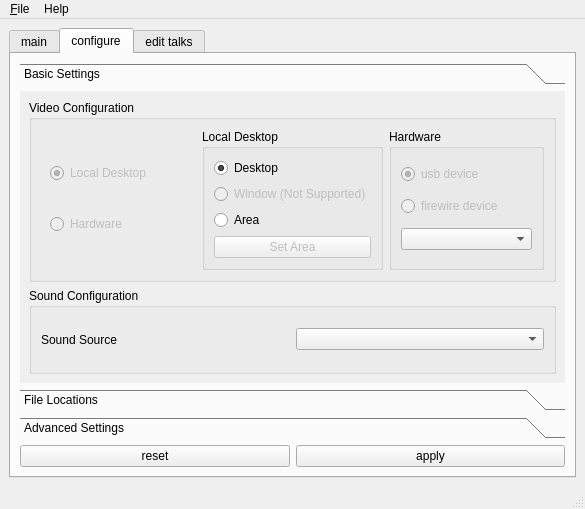
First picture: the form in src/forms/freeseer_ui_qt.ui, repository Freeseer/freeseer, before the edit.
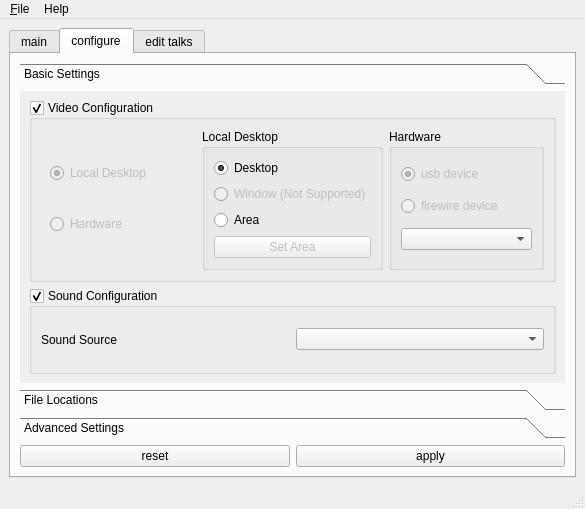
Second picture: the form after the edit. The open tabs and pages were chosen to show the change. Icons and pictures are not drawn.

Commit message: Added skeleton code to allow frontend to enable/disable recording video.

```diff
--- a/src/forms/freeseer_ui_qt.ui
+++ b/src/forms/freeseer_ui_qt.ui
@@ -177,6 +177,9 @@
               <property name="title">
                <string>Video Configuration</string>
               </property>
+              <property name="checkable">
+               <bool>true</bool>
+              </property>
               <layout class="QHBoxLayout" name="horizontalLayout">
                <item>
                 <widget class="QWidget" name="widget" native="true">
@@ -355,6 +358,9 @@
               <property name="title">
                <string>Sound Configuration</string>
               </property>
+              <property name="checkable">
+               <bool>true</bool>
+              </property>
               <layout class="QHBoxLayout" name="horizontalLayout_3">
                <item>
                 <widget class="QLabel" name="label_5">
```
Left out of the diff: 8 changed lines with no effect on the pictures. The commit also changes 1 other file.
